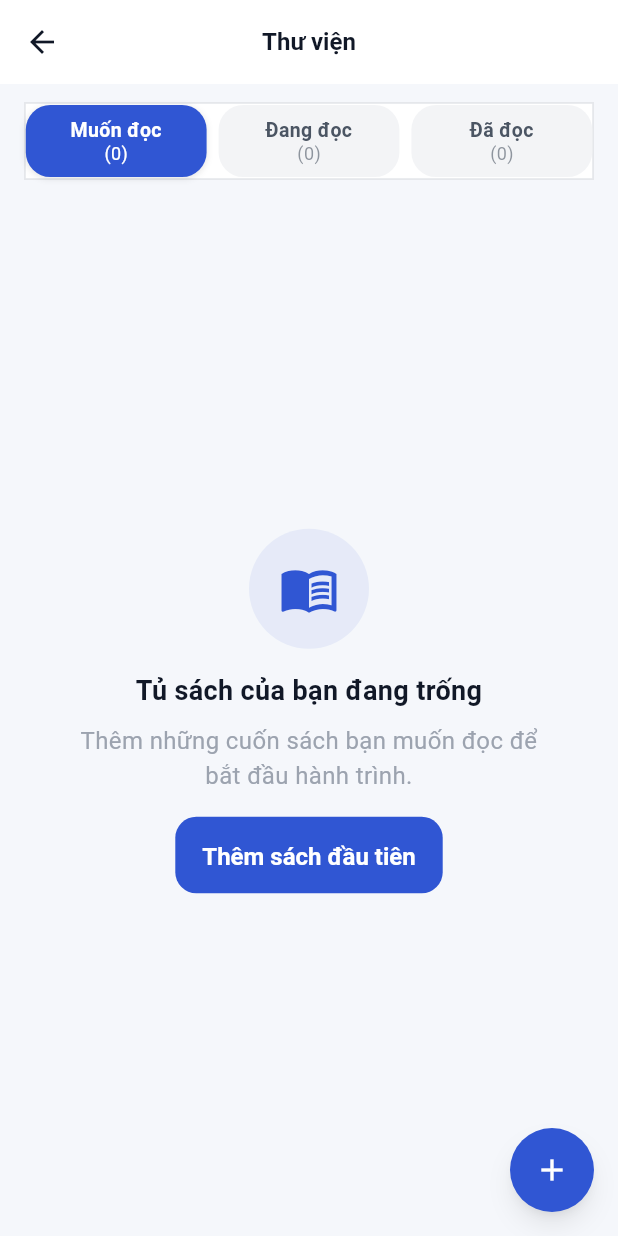
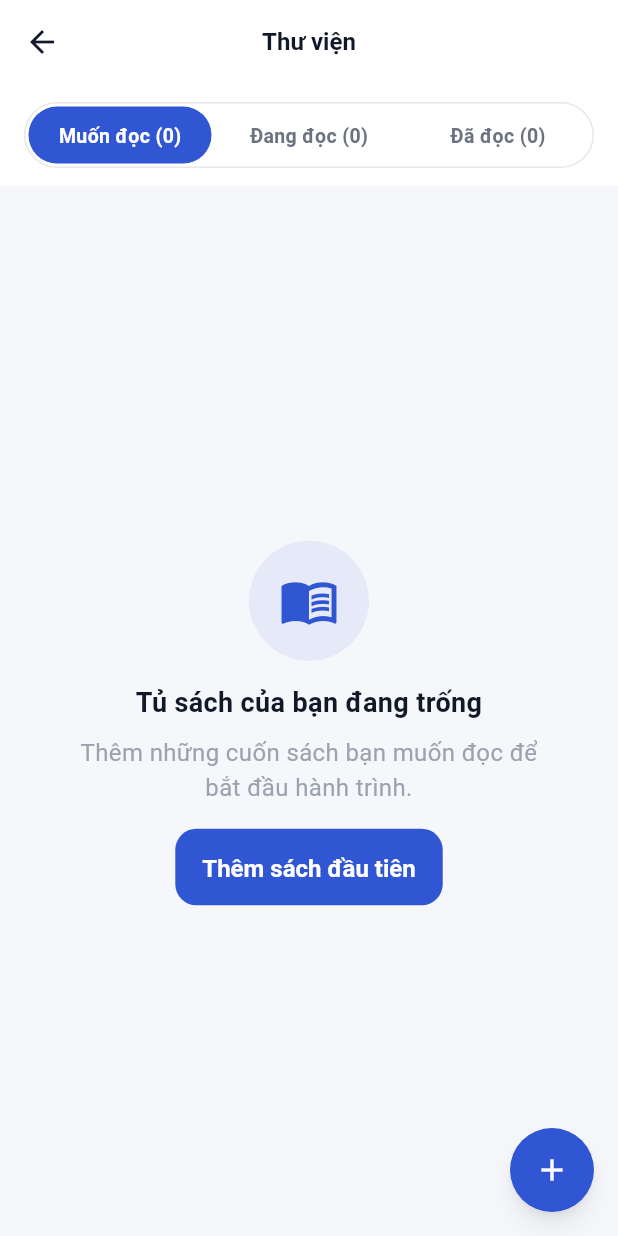
Before and after one commit to nviethung04/tram_doc, a Flutter app: the LibraryScreen screen opened directly, on a phone screen of 412 x 824 dp. Run offline on Flutter 3.47's test engine with Material 3 defaults, Android fonts, the phone set to English and light mode, and no system bars; our stand-ins replace cloud_firestore, cloud_functions, firebase_auth, firebase_core, firebase_messaging, firebase_storage and 2 more; missing offline and left inert: mobile_scanner; accounts and stored records are empty.

Commit message:
Update library_screen.dart

```diff
--- a/lib/features/library/library_screen.dart
+++ b/lib/features/library/library_screen.dart
@@ -50,7 +50,7 @@ class _LibraryScreenState extends State<LibraryScreen> {
                       child: Padding(
                         padding: const EdgeInsets.all(16),
                         child: Text(
-                          'Khong the tai thu vien: ${snapshot.error}',
+                          'Không thể tải thư viện: ${snapshot.error}',
                           style: AppTypography.body.copyWith(color: AppColors.textMuted),
                           textAlign: TextAlign.center,
                         ),
@@ -63,23 +63,28 @@ class _LibraryScreenState extends State<LibraryScreen> {
                   final allBooks = snapshot.data ?? [];
                   final list = allBooks.where((b) => b.status == filter).toList();
                   final counts = _countsByStatus(allBooks);
-                  return Padding(
-                    padding: const EdgeInsets.symmetric(horizontal: 16, vertical: 12),
-                    child: Column(
+                  return Column(
                     crossAxisAlignment: CrossAxisAlignment.start,
                     children: [
-                        _StatusSegment(
+                      Container(
+                        color: Colors.white,
+                        padding: const EdgeInsets.fromLTRB(16, 12, 16, 12),
+                        child: _StatusSegment(
                           current: filter,
                           counts: counts,
                           onChanged: (s) => setState(() => filter = s),
                         ),
+                      ),
                       const SizedBox(height: 16),
-                        if (list.isEmpty)
                       Expanded(
-                            child: EmptyState(
+                        child: Padding(
+                          padding: const EdgeInsets.symmetric(horizontal: 16),
+                          child: list.isEmpty
+                              ? EmptyState(
                                   icon: Icons.menu_book_outlined,
                                   title: 'Tủ sách của bạn đang trống',
-                              description: 'Thêm những cuốn sách bạn muốn đọc để bắt đầu hành trình.',
+                                  description:
+                                      'Thêm những cuốn sách bạn muốn đọc để bắt đầu hành trình.',
                                   actionLabel: 'Thêm sách đầu tiên',
                                   iconSize: 80,
                                   onAction: () {
@@ -87,11 +92,8 @@ class _LibraryScreenState extends State<LibraryScreen> {
                                       MaterialPageRoute(builder: (_) => const AddBookMethodScreen()),
                                     );
                                   },
-                            ),
                                 )
-                        else
-                          Expanded(
-                            child: ListView.separated(
+                              : ListView.separated(
                                   itemCount: list.length,
                                   separatorBuilder: (_, __) => const Divider(height: 24),
                                   itemBuilder: (_, i) {
@@ -148,8 +150,8 @@ class _LibraryScreenState extends State<LibraryScreen> {
                                   },
                                 ),
                         ),
+                      ),
                     ],
-                    ),
                   );
                 },
               ),
@@ -213,43 +215,25 @@ class _StatusSegment extends StatelessWidget {
       final selected = current == status;
       return Expanded(
         child: InkWell(
-          borderRadius: BorderRadius.circular(16),
+          borderRadius: BorderRadius.circular(20),
           onTap: () => onChanged(status),
           child: Container(
-            height: 48,
+            margin: const EdgeInsets.all(2),
             decoration: BoxDecoration(
-              color: selected ? AppColors.primary : const Color(0xFFF3F4F6),
-              borderRadius: BorderRadius.circular(16.4),
-              boxShadow: selected
-                  ? const [
-                      BoxShadow(color: Color(0x19000000), blurRadius: 3, offset: Offset(0, 1)),
-                    ]
-                  : null,
+              color: selected ? AppColors.primary : Colors.transparent,
+              borderRadius: BorderRadius.circular(20),
             ),
-            padding: const EdgeInsets.symmetric(horizontal: 8, vertical: 6),
-            child: Column(
-              mainAxisAlignment: MainAxisAlignment.center,
-              children: [
-                Text(
-                  status.label,
-                  textAlign: TextAlign.center,
+            alignment: Alignment.center,
+            child: Text(
+              '${status.label} (${counts[status] ?? 0})',
+              maxLines: 1,
+              overflow: TextOverflow.ellipsis,
               style: AppTypography.body.copyWith(
-                    color: selected ? Colors.white : AppColors.textBody,
+                color: selected ? Colors.white : const Color(0xFF6B7280),
                 fontWeight: FontWeight.w600,
                 fontSize: 13,
                 height: 1.1,
               ),
-                ),
-                const SizedBox(height: 2),
-                Text(
-                  '(${counts[status] ?? 0})',
-                  style: AppTypography.body.copyWith(
-                    color: selected ? Colors.white : const Color(0x994B5563),
-                    fontSize: 12,
-                    height: 1.1,
-                  ),
-                ),
-              ],
             ),
           ),
         ),
@@ -257,18 +241,16 @@ class _StatusSegment extends StatelessWidget {
     }
 
     return Container(
-      height: 52,
-      padding: const EdgeInsets.only(bottom: 0),
+      height: 44,
       decoration: BoxDecoration(
         color: Colors.white,
-        border: Border.all(color: AppColors.divider, width: 1.2),
+        border: Border.all(color: AppColors.divider),
+        borderRadius: BorderRadius.circular(22),
       ),
       child: Row(
         children: [
           item(BookStatus.wantToRead),
-          const SizedBox(width: 8),
           item(BookStatus.reading),
-          const SizedBox(width: 8),
           item(BookStatus.read),
         ],
       ),
```
Lines whose indentation alone changed are shown as unchanged.
